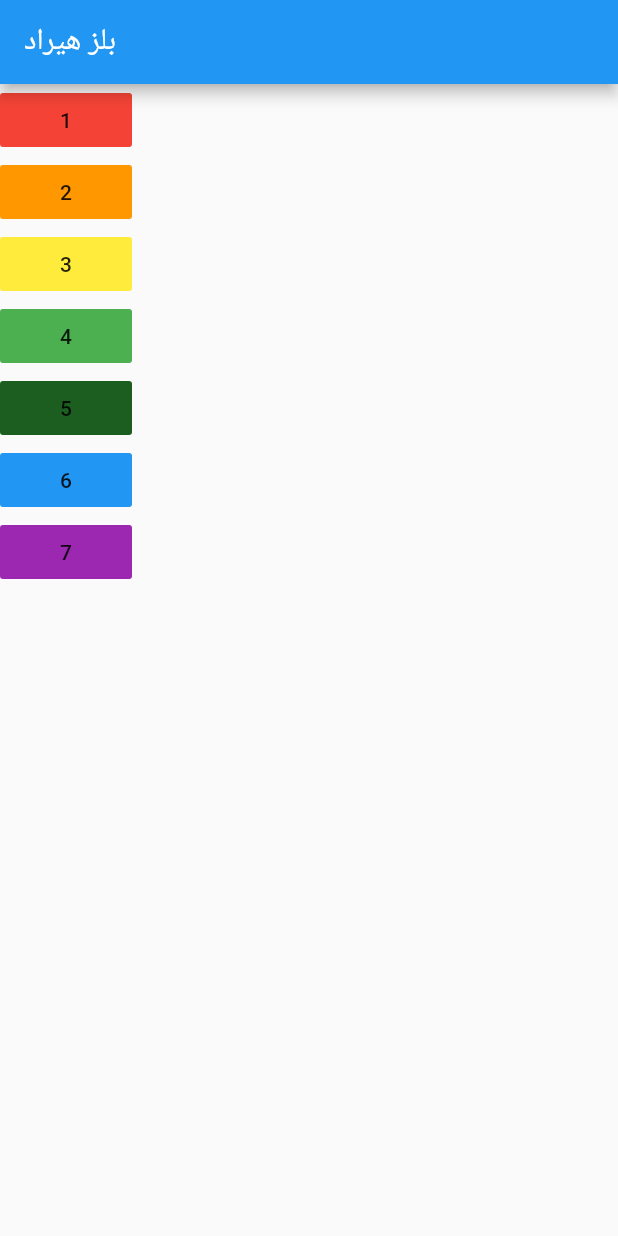
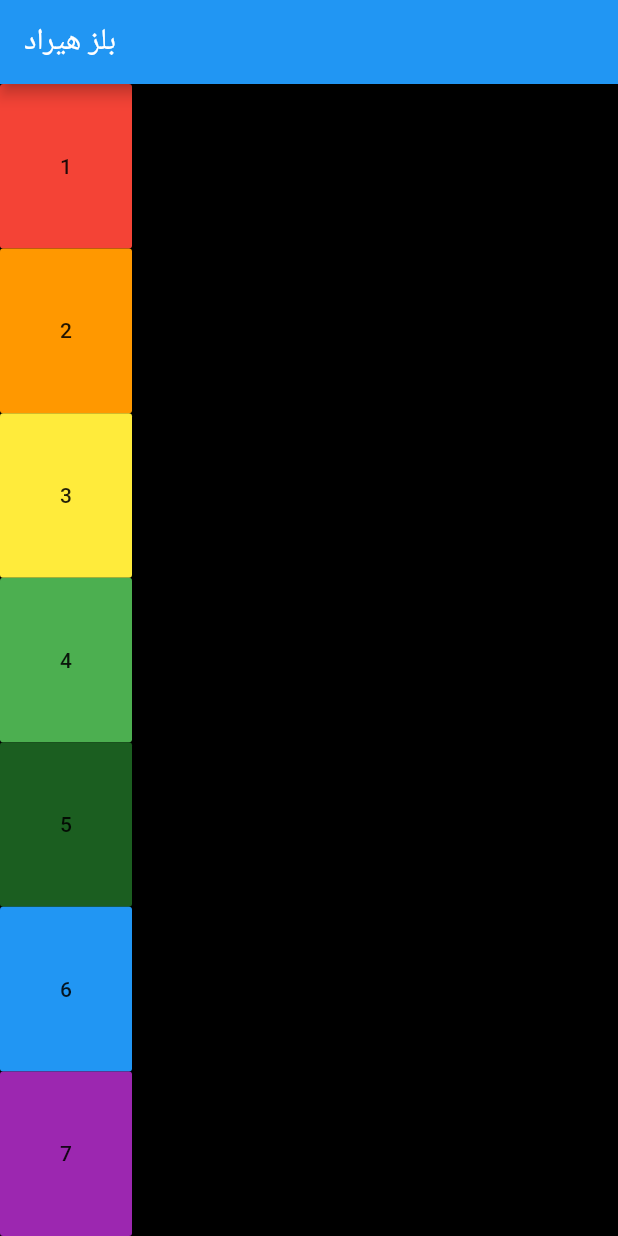
Before and after one commit to EsmaeiliSina/Hirad, a Flutter app: the screen it shows after launch, on a phone screen of 412 x 824 dp. Run offline on Flutter 3.47's test engine with Material 2 defaults, Android fonts, the phone set to English and light mode, and no system bars; our stand-ins replace audioplayers.

Commit message:
wrap all the flatbutton with expanded widget

```diff
--- a/lib/main.dart
+++ b/lib/main.dart
@@ -16,56 +16,71 @@ class MyApp extends StatelessWidget {
       child: MaterialApp(
         debugShowCheckedModeBanner: false,
         home: Scaffold(
+          backgroundColor: Colors.black,
           body: Column(
             children: [
-              FlatButton(
+              Expanded(
+                child: FlatButton(
                   child: Text("1"),
                   color: Colors.red,
                   onPressed: () {
                     play(1);
                   },
                 ),
-              FlatButton(
+              ),
+              Expanded(
+                child: FlatButton(
                   child: Text("2"),
                   color: Colors.orange,
                   onPressed: () {
                     play(2);
                   },
                 ),
-              FlatButton(
+              ),
+              Expanded(
+                child: FlatButton(
                   child: Text("3"),
                   color: Colors.yellow,
                   onPressed: () {
                     play(3);
                   },
                 ),
-              FlatButton(
+              ),
+              Expanded(
+                child: FlatButton(
                   child: Text("4"),
                   color: Colors.green,
                   onPressed: () {
                     play(4);
                   },
                 ),
-              FlatButton(
+              ),
+              Expanded(
+                child: FlatButton(
                   child: Text("5"),
                   color: Colors.green[900],
                   onPressed: () {
                     play(5);
                   },
                 ),
-              FlatButton(
+              ),
+              Expanded(
+                child: FlatButton(
                   child: Text("6"),
                   color: Colors.blue,
                   onPressed: () {
                     play(6);
                   },
                 ),
-              FlatButton(
+              ),
+              Expanded(
+                child: FlatButton(
                   child: Text("7"),
                   color: Colors.purple,
                   onPressed: () {
                     play(7);
                   },
+                ),
               )
             ],
           ),
```
Lines whose indentation alone changed are shown as unchanged.
